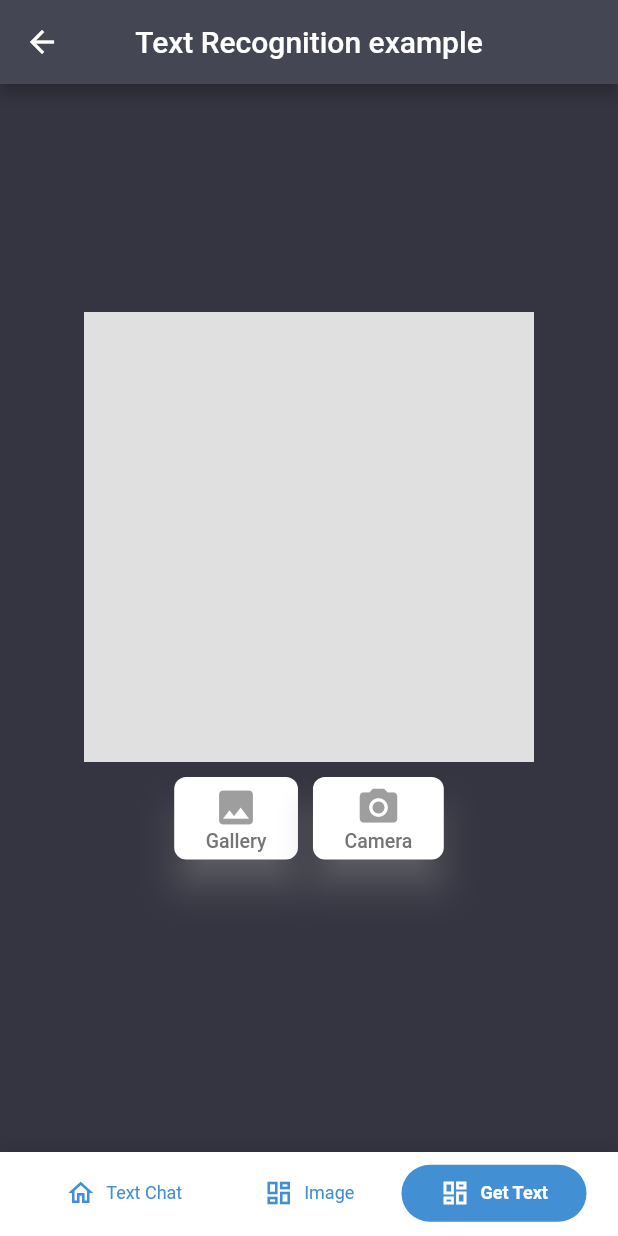
After one commit to tanmay910/chat_bot_app, a Flutter app: the TabsScreen screen opened directly, item 3 of the bottom bar chosen, on a phone screen of 412 x 824 dp. The commit adds this screen. Run offline on Flutter 3.47's test engine with Material 2 defaults, Android fonts, the phone set to English and light mode, and no system bars; our stand-ins replace animated_text_kit, flutter_spinkit, flutter_svg, hexcolor, image_picker, speech_to_text; missing offline and left inert: google_ml_kit; network calls fail; Roboto replaces fonts that are missing (Montserrat).

```diff
--- /dev/null
+++ b/lib/screens/tabs_screen.dart
@@ -0,0 +1,177 @@
+import 'package:flutter/material.dart';
+import 'package:google_ml_kit/google_ml_kit.dart';
+
+import './chat_screen.dart';
+import './image_screen.dart';
+import './text_recognition.dart';
+
+class TabsScreen extends StatefulWidget {
+  const TabsScreen({super.key});
+
+  @override
+  State<TabsScreen> createState() => _TabsScreenState();
+}
+
+class _TabsScreenState extends State<TabsScreen> {
+  late List<Widget> _pages;
+
+  int _selectedPageIndex = 0;
+
+  @override
+  void initState() {
+    _pages = [
+      ChatScreen(),
+      ImageScreen(),
+      TextRecognition(),
+    ];
+    super.initState();
+  }
+
+  void _selectPage(int index) {
+    setState(() {
+      _selectedPageIndex = index;
+    });
+  }
+
+  @override
+  Widget build(BuildContext context) {
+    return Scaffold(
+      body: _pages[_selectedPageIndex],
+      bottomNavigationBar: Container(
+        padding: const EdgeInsets.symmetric(
+          horizontal: 21,
+          vertical: 0,
+        ),
+        // margin: EdgeInsets.all(0),
+        decoration: const BoxDecoration(
+          color: Color.fromRGBO(255, 255, 255, 1),
+          boxShadow: [
+            BoxShadow(
+              blurRadius: 6,
+              spreadRadius: 0,
+              offset: Offset(0, -7),
+              color: Color.fromRGBO(0, 0, 0, 0.06),
+            ),
+          ],
+        ),
+        child: BottomNavigationBar(
+          unselectedFontSize: 0,
+          selectedFontSize: 0,
+          onTap: _selectPage,
+          backgroundColor: const Color.fromRGBO(255, 255, 255, 1),
+          currentIndex: _selectedPageIndex,
+          elevation: 0,
+          items: [
+            BottomNavigationBarItem(
+              activeIcon: ActiveIcon(
+                iconData: Icons.home_outlined,
+                title: 'Text Chat',
+              ),
+              icon: InactiveIcon(
+                iconData: Icons.home_outlined,
+                title: 'Text Chat',
+              ),
+              label: '',
+            ),
+            BottomNavigationBarItem(
+              activeIcon: ActiveIcon(
+                iconData: Icons.dashboard_outlined,
+                title: 'Image',
+              ),
+              icon: InactiveIcon(
+                iconData: Icons.dashboard_outlined,
+                title: 'Image',
+              ),
+              label: '',
+            ),
+            BottomNavigationBarItem(
+              activeIcon: ActiveIcon(
+                iconData: Icons.dashboard_outlined,
+                title: 'Get Text',
+              ),
+              icon: InactiveIcon(
+                iconData: Icons.dashboard_outlined,
+                title: 'Get Text',
+              ),
+              label: '',
+            ),
+          ],
+        ),
+      ),
+    );
+  }
+}
+
+class InactiveIcon extends StatelessWidget {
+  IconData iconData;
+  String title;
+  InactiveIcon({required this.iconData, required this.title});
+  @override
+  Widget build(BuildContext context) {
+    return Container(
+      margin: const EdgeInsets.all(0),
+      height: 38,
+      decoration: const BoxDecoration(
+          // color: Colors.blue,
+          ),
+      child: Row(
+        mainAxisAlignment: MainAxisAlignment.center,
+        children: <Widget>[
+          Icon(
+            iconData,
+            color: Color.fromRGBO(66, 143, 212, 1),
+            size: 20,
+          ),
+          const SizedBox(width: 7),
+          Text(
+            title,
+            style: const TextStyle(
+              color: Color.fromRGBO(66, 143, 212, 1),
+              fontSize: 12,
+              fontFamily: 'Montserrat',
+              // fontWeight: FontWeight.w600,
+            ),
+          ),
+        ],
+      ),
+    );
+  }
+}
+
+class ActiveIcon extends StatelessWidget {
+  IconData iconData;
+  String title;
+  ActiveIcon({required this.iconData, required this.title});
+
+  @override
+  Widget build(BuildContext context) {
+    return Container(
+      margin: const EdgeInsets.all(0),
+      height: 38,
+      decoration: BoxDecoration(
+        color: const Color.fromRGBO(66, 143, 212, 1),
+        borderRadius: BorderRadius.circular(45),
+      ),
+      child: Row(
+        mainAxisAlignment: MainAxisAlignment.center,
+        children: <Widget>[
+          Icon(
+            iconData,
+            color: Colors.white,
+            size: 20,
+          ),
+          const SizedBox(width: 7),
+          Text(
+            title,
+            style: const TextStyle(
+              color: Colors.white,
+              fontSize: 12,
+              fontFamily: 'Montserrat',
+              fontWeight: FontWeight.w600,
+            ),
+          ),
+        ],
+      ),
+    );
+  }
+}
--- /dev/null
+++ b/lib/screens/text_recognition.dart
@@ -0,0 +1,167 @@
+import 'package:flutter/material.dart';
+import 'package:google_ml_kit/google_ml_kit.dart';
+import 'dart:io';
+import 'package:image_picker/image_picker.dart';
+
+class TextRecognition extends StatefulWidget {
+  const TextRecognition({Key? key}) : super(key: key);
+
+  @override
+  State<TextRecognition> createState() => _TextRecognitionState();
+}
+
+class _TextRecognitionState extends State<TextRecognition> {
+  bool textScanning = false;
+
+  XFile? imageFile;
+
+  String scannedText = "";
+
+  @override
+  Widget build(BuildContext context) {
+    return Scaffold(
+      appBar: AppBar(
+        centerTitle: true,
+        title: const Text("Text Recognition example"),
+      ),
+      body: Center(
+          child: SingleChildScrollView(
+        child: Container(
+            margin: const EdgeInsets.all(20),
+            child: Column(
+              crossAxisAlignment: CrossAxisAlignment.center,
+              children: [
+                if (textScanning) const CircularProgressIndicator(),
+                if (!textScanning && imageFile == null)
+                  Container(
+                    width: 300,
+                    height: 300,
+                    color: Colors.grey[300]!,
+                  ),
+                if (imageFile != null) Image.file(File(imageFile!.path)),
+                Row(
+                  mainAxisAlignment: MainAxisAlignment.center,
+                  children: [
+                    Container(
+                        margin: const EdgeInsets.symmetric(horizontal: 5),
+                        padding: const EdgeInsets.only(top: 10),
+                        child: ElevatedButton(
+                          style: ElevatedButton.styleFrom(
+                            primary: Colors.white,
+                            onPrimary: Colors.grey,
+                            shadowColor: Colors.grey[400],
+                            elevation: 10,
+                            shape: RoundedRectangleBorder(
+                                borderRadius: BorderRadius.circular(8.0)),
+                          ),
+                          onPressed: () {
+                            getImage(ImageSource.gallery);
+                          },
+                          child: Container(
+                            margin: const EdgeInsets.symmetric(
+                                vertical: 5, horizontal: 5),
+                            child: Column(
+                              mainAxisSize: MainAxisSize.min,
+                              children: [
+                                Icon(
+                                  Icons.image,
+                                  size: 30,
+                                ),
+                                Text(
+                                  "Gallery",
+                                  style: TextStyle(
+                                      fontSize: 13, color: Colors.grey[600]),
+                                )
+                              ],
+                            ),
+                          ),
+                        )),
+                    Container(
+                        margin: const EdgeInsets.symmetric(horizontal: 5),
+                        padding: const EdgeInsets.only(top: 10),
+                        child: ElevatedButton(
+                          style: ElevatedButton.styleFrom(
+                            primary: Colors.white,
+                            onPrimary: Colors.grey,
+                            shadowColor: Colors.grey[400],
+                            elevation: 10,
+                            shape: RoundedRectangleBorder(
+                                borderRadius: BorderRadius.circular(8.0)),
+                          ),
+                          onPressed: () {
+                            getImage(ImageSource.camera);
+                          },
+                          child: Container(
+                            margin: const EdgeInsets.symmetric(
+                                vertical: 5, horizontal: 5),
+                            child: Column(
+                              mainAxisSize: MainAxisSize.min,
+                              children: [
+                                Icon(
+                                  Icons.camera_alt,
+                                  size: 30,
+                                ),
+                                Text(
+                                  "Camera",
+                                  style: TextStyle(
+                                      fontSize: 13, color: Colors.grey[600]),
+                                )
+                              ],
+                            ),
+                          ),
+                        )),
+                  ],
+                ),
+                const SizedBox(
+                  height: 20,
+                ),
+                Container(
+                  child: Text(
+                    scannedText,
+                    style: TextStyle(fontSize: 20),
+                  ),
+                )
+              ],
+            )),
+      )),
+    );
+  }
+
+  void getImage(ImageSource source) async {
+    try {
+      final picker = ImagePicker();
+      final pickedImage = await picker.pickImage(source: source);
+      if (pickedImage != null) {
+        textScanning = true;
+        imageFile = pickedImage;
+        setState(() {});
+        getRecognisedText(pickedImage);
+      }
+    } catch (e) {
+      textScanning = false;
+      imageFile = null;
+      scannedText = "Error occured while scanning";
+      setState(() {});
+    }
+  }
+
+  void getRecognisedText(XFile image) async {
+    final inputImage = InputImage.fromFilePath(image.path);
+    final textDetector = GoogleMlKit.vision.textRecognizer();
+    RecognizedText recognisedText = await textDetector.processImage(inputImage);
+    await textDetector.close();
+    scannedText = "";
+    for (TextBlock block in recognisedText.blocks) {
+      for (TextLine line in block.lines) {
+        scannedText = scannedText + line.text + "\n";
+      }
+    }
+    textScanning = false;
+    setState(() {});
+  }
+
+  @override
+  void initState() {
+    super.initState();
+  }
+}
```
Also changed, not shown: lib/main.dart (+4 -6 lines), lib/screens/chat_screen.dart (+14 -9 lines), lib/screens/image_screen.dart (+40 -60 lines), lib/screens/text_recongnistation.dart (deleted, +0 -169 lines), lib/screens/top_tabs_screen.dart (added, +15 -0 lines), 1 other file.
